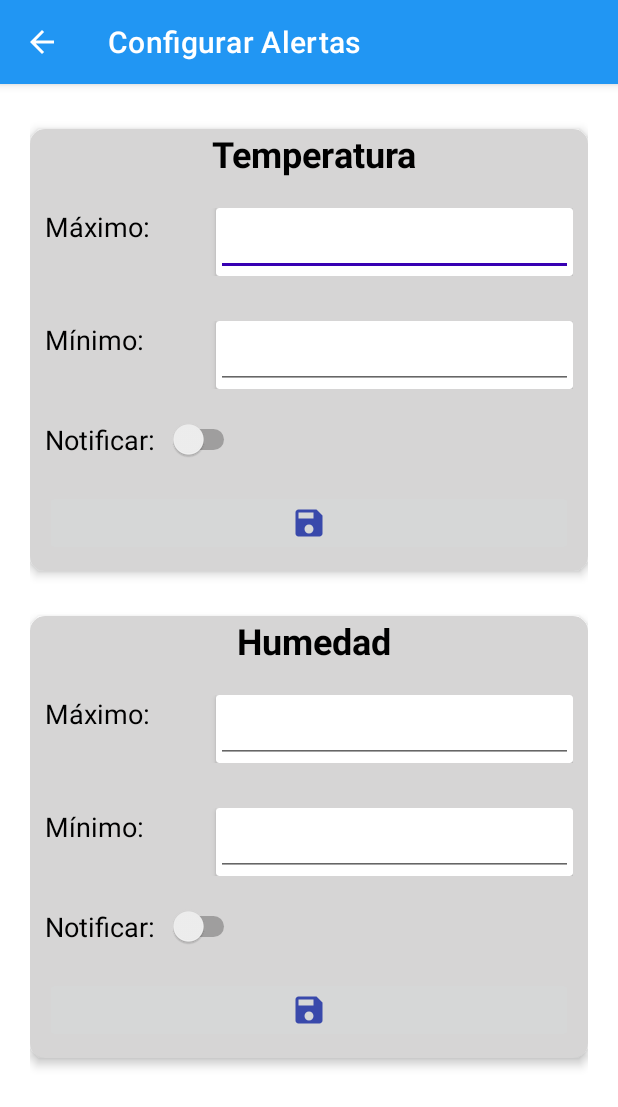
After one commit to GrupoE7/quickliate, an Android app: the AlertasActivity screen opened directly, with no data from a screen before it, on a phone screen of 412 x 824 dp. The commit adds this screen. Shown: the top 1107 px of the screen. Run offline under Robolectric (Android 15) with nearby library versions, the phone set to English and light mode, and no system bars.

Commit message:
actualizacion pantallas alarmas y ubicacion

```diff
--- a/app/build.gradle
+++ b/app/build.gradle
@@ -43,9 +43,11 @@ dependencies {
     implementation 'androidx.lifecycle:lifecycle-viewmodel-ktx:2.3.1'
     implementation 'com.google.firebase:firebase-database:20.0.2'
     implementation 'com.google.firebase:firebase-auth:21.0.1'
+    implementation 'com.google.android.gms:play-services-maps:18.0.0'
     testImplementation 'junit:junit:4.+'
     androidTestImplementation 'androidx.test.ext:junit:1.1.3'
     androidTestImplementation 'androidx.test.espresso:espresso-core:3.4.0'
     implementation 'com.android.support:recyclerview-v7:28.0.0'
     implementation 'com.google.firebase:firebase-firestore:17.1.4'
+    implementation 'com.google.android.gms:play-services-location:18.0.0'
 }
--- /dev/null
+++ b/app/src/main/java/com/example/quickliate/AlertasActivity.java
@@ -0,0 +1,82 @@
+package com.example.quickliate;
+
+import androidx.appcompat.app.AppCompatActivity;
+
+import android.content.Intent;
+import android.os.Bundle;
+import android.view.MenuItem;
+import android.view.View;
+import android.widget.EditText;
+import android.widget.Toast;
+
+public class AlertasActivity extends AppCompatActivity {
+
+    //Se crean las variables para enlazarlas
+    EditText etN1, etN2, etN3, etN4;
+
+    @Override
+    protected void onCreate(Bundle savedInstanceState) {
+        super.onCreate(savedInstanceState);
+        setContentView(R.layout.activity_alertas);
+        //Activar boton volver en la ActionBar
+        getSupportActionBar().setDisplayHomeAsUpEnabled(true);
+        etN1 = (EditText) findViewById(R.id.editTextNumber1);
+        etN2 = (EditText) findViewById(R.id.editTextNumber2);
+        etN3 = (EditText) findViewById(R.id.editTextNumber3);
+        etN4 = (EditText) findViewById(R.id.editTextNumber4);
+    }
+
+    //Finalizar la actividad al activar el boton volver
+    public void onBackPressed(){
+        //Llamar a la anterior actividad
+        Intent newIntent = new Intent(getApplicationContext(), Activity7.class);
+        //Lanzar la actividad
+        startActivity(newIntent);
+        finish();
+    }
+
+    //Metodo para averiguar que hizo el usuario, si oprimio el boton
+    public boolean onOptionsItemSelected(MenuItem menuItem){
+        //Cuando el usuario pulsa en el ActionBar, se genera un codigo
+        //Devuelve un numero que se guarda en id
+        int id = menuItem.getItemId();
+        //Comparar si los codigos estan asociados, para el caso con el boton retornar
+        if(id == android.R.id.home){
+            onBackPressed();
+            return true;
+        }
+        return super.onOptionsItemSelected(menuItem);
+    }
+
+    //Crear metodo Guardardatos1, el View para activarlo desde diseño
+    //Ir al onClick del boton para que cargue ese metodo
+    public void Guardardatos1(View view){
+        //1. Comparar que los textos tengan datos
+        String max1 = etN1.getText().toString();
+        String min1 = etN2.getText().toString();
+        //Si los datos tienen contenido
+        if(max1.equals("") || min1.equals("")) {
+            Toast.makeText(this, "Por favor ingrese valores para la variable temperatura", Toast.LENGTH_LONG).show();
+            //Foco vuelva al texto 1 de Temperatura máxima
+            etN1.requestFocus();
+        }
+        else{
+            Toast.makeText(this, "Datos guardados", Toast.LENGTH_LONG).show();
+        }
+    }
+
+    public void Guardardatos2(View view){
+        //1. Comparar que los textos tengan datos
+        String max2 = etN3.getText().toString();
+        String min2 = etN4.getText().toString();
+        //Si los datos tienen contenido
+        if(max2.equals("") || min2.equals("")) {
+            Toast.makeText(this, "Por favor ingrese valores para la variable humedad", Toast.LENGTH_LONG).show();
+            //Foco vuelva al texto 1 de Temperatura máxima
+            etN3.requestFocus();
+        }
+        else{
+            Toast.makeText(this, "Datos guardados", Toast.LENGTH_LONG).show();
+        }
+    }
+}
--- /dev/null
+++ b/app/src/main/res/drawable/ic_save.xml
@@ -0,0 +1,5 @@
+<vector android:height="24dp" android:tint="#3949AB"
+    android:viewportHeight="24" android:viewportWidth="24"
+    android:width="24dp" xmlns:android="http://schemas.android.com/apk/res/android">
+    <path android:fillColor="@android:color/white" android:pathData="M17,3L5,3c-1.11,0 -2,0.9 -2,2v14c0,1.1 0.89,2 2,2h14c1.1,0 2,-0.9 2,-2L21,7l-4,-4zM12,19c-1.66,0 -3,-1.34 -3,-3s1.34,-3 3,-3 3,1.34 3,3 -1.34,3 -3,3zM15,9L5,9L5,5h10v4z"/>
+</vector>
--- /dev/null
+++ b/app/src/main/res/layout/activity_alertas.xml
@@ -0,0 +1,252 @@
+<?xml version="1.0" encoding="utf-8"?>
+<LinearLayout xmlns:android="http://schemas.android.com/apk/res/android"
+    xmlns:app="http://schemas.android.com/apk/res-auto"
+    xmlns:tools="http://schemas.android.com/tools"
+    android:layout_width="match_parent"
+    android:layout_height="match_parent"
+    android:gravity="clip_vertical"
+    android:orientation="vertical"
+    android:padding="20dp"
+    tools:context=".AlertasActivity">
+
+    <androidx.cardview.widget.CardView
+        android:layout_width="match_parent"
+        android:layout_height="wrap_content"
+        android:layout_marginTop="10dp"
+        app:cardBackgroundColor="#D6D5D5"
+        app:cardCornerRadius="10dp"
+        app:cardElevation="4dp">
+
+        <LinearLayout
+            android:layout_width="match_parent"
+            android:layout_height="match_parent"
+            android:orientation="vertical">
+
+            <TextView
+                android:id="@+id/textView1"
+                android:layout_width="match_parent"
+                android:layout_height="match_parent"
+                android:text=" Temperatura"
+                android:textAlignment="center"
+                android:textColor="#000000"
+                android:textSize="24sp"
+                android:textStyle="bold" />
+
+            <LinearLayout
+                android:layout_width="match_parent"
+                android:layout_height="match_parent"
+                android:layout_marginTop="10dp"
+                android:orientation="horizontal"
+                android:padding="10dp">
+
+                <TextView
+                    android:id="@+id/textView2"
+                    android:layout_width="90dp"
+                    android:layout_height="wrap_content"
+                    android:layout_weight="1"
+                    android:text="Máximo:"
+                    android:textColor="#000000"
+                    android:textSize="18sp" />
+
+                <androidx.cardview.widget.CardView
+                    android:layout_width="wrap_content"
+                    android:layout_height="wrap_content"
+                    android:layout_weight="1">
+
+                    <EditText
+                        android:id="@+id/editTextNumber1"
+                        android:layout_width="match_parent"
+                        android:layout_height="wrap_content"
+                        android:ems="10"
+                        android:inputType="number" />
+                </androidx.cardview.widget.CardView>
+
+            </LinearLayout>
+
+            <LinearLayout
+                android:layout_width="match_parent"
+                android:layout_height="match_parent"
+                android:layout_marginTop="10dp"
+                android:orientation="horizontal"
+                android:padding="10dp">
+
+                <TextView
+                    android:id="@+id/textView3"
+                    android:layout_width="90dp"
+                    android:layout_height="wrap_content"
+                    android:layout_weight="1"
+                    android:text="Mínimo:"
+                    android:textColor="#000000"
+                    android:textSize="18sp" />
+
+                <androidx.cardview.widget.CardView
+                    android:layout_width="wrap_content"
+                    android:layout_height="wrap_content"
+                    android:layout_weight="1">
+
+                    <EditText
+                        android:id="@+id/editTextNumber2"
+                        android:layout_width="match_parent"
+                        android:layout_height="wrap_content"
+                        android:ems="10"
+                        android:inputType="number" />
+                </androidx.cardview.widget.CardView>
+
+            </LinearLayout>
+
+            <LinearLayout
+                android:layout_width="match_parent"
+                android:layout_height="match_parent"
+                android:orientation="vertical"
+                android:padding="10dp">
+
+                <Switch
+                    android:id="@+id/switch1"
+                    android:layout_width="130dp"
+                    android:layout_height="wrap_content"
+                    android:text="Notificar:"
+                    android:textColor="#000000"
+                    android:textSize="18sp" />
+            </LinearLayout>
+
+            <LinearLayout
+                android:layout_width="match_parent"
+                android:layout_height="match_parent"
+                android:orientation="vertical"
+                android:padding="10dp">
+
+                <ImageButton
+                    android:id="@+id/imageButton"
+                    android:layout_width="match_parent"
+                    android:layout_height="match_parent"
+                    android:onClick="Guardardatos1"
+                    android:scaleType="center"
+                    app:srcCompat="@drawable/ic_save" />
+
+            </LinearLayout>
+
+        </LinearLayout>
+
+    </androidx.cardview.widget.CardView>
+
+    <androidx.cardview.widget.CardView
+        android:layout_width="match_parent"
+        android:layout_height="wrap_content"
+        android:layout_marginTop="30dp"
+        app:cardBackgroundColor="#D6D5D5"
+        app:cardCornerRadius="10dp"
+        app:cardElevation="4dp">
+
+        <LinearLayout
+            android:layout_width="match_parent"
+            android:layout_height="match_parent"
+            android:orientation="vertical">
+
+            <TextView
+                android:id="@+id/textView5"
+                android:layout_width="match_parent"
+                android:layout_height="match_parent"
+                android:text=" Humedad"
+                android:textAlignment="center"
+                android:textColor="#000000"
+                android:textSize="24sp"
+                android:textStyle="bold" />
+
+            <LinearLayout
+                android:layout_width="match_parent"
+                android:layout_height="match_parent"
+                android:layout_marginTop="10dp"
+                android:orientation="horizontal"
+                android:padding="10dp">
+
+                <TextView
+                    android:id="@+id/textView6"
+                    android:layout_width="90dp"
+                    android:layout_height="wrap_content"
+                    android:layout_weight="1"
+                    android:text="Máximo:"
+                    android:textColor="#000000"
+                    android:textSize="18sp" />
+
+                <androidx.cardview.widget.CardView
+                    android:layout_width="wrap_content"
+                    android:layout_height="wrap_content"
+                    android:layout_weight="1">
+
+                    <EditText
+                        android:id="@+id/editTextNumber3"
+                        android:layout_width="match_parent"
+                        android:layout_height="wrap_content"
+                        android:ems="10"
+                        android:inputType="number" />
+                </androidx.cardview.widget.CardView>
+
+            </LinearLayout>
+
+            <LinearLayout
+                android:layout_width="match_parent"
+                android:layout_height="match_parent"
+                android:layout_marginTop="10dp"
+                android:layout_weight="1"
+                android:orientation="horizontal"
+                android:padding="10dp">
+
+                <TextView
+                    android:id="@+id/textView11"
+                    android:layout_width="90dp"
+                    android:layout_height="wrap_content"
+                    android:layout_weight="1"
+                    android:text="Mínimo:"
+                    android:textColor="#000000"
+                    android:textSize="18sp" />
+
+                <androidx.cardview.widget.CardView
+                    android:layout_width="wrap_content"
+                    android:layout_height="wrap_content"
+                    android:layout_weight="1">
+
+                    <EditText
+                        android:id="@+id/editTextNumber4"
+                        android:layout_width="match_parent"
+                        android:layout_height="wrap_content"
+                        android:ems="10"
+                        android:inputType="number" />
+                </androidx.cardview.widget.CardView>
+
+            </LinearLayout>
+
+            <LinearLayout
+                android:layout_width="match_parent"
+                android:layout_height="match_parent"
+                android:orientation="vertical"
+                android:padding="10dp">
+
+                <Switch
+                    android:id="@+id/switch2"
+                    android:layout_width="130dp"
+                    android:layout_height="wrap_content"
+                    android:text="Notificar:"
+                    android:textColor="#000000"
+                    android:textSize="18sp" />
+            </LinearLayout>
+
+            <LinearLayout
+                android:layout_width="match_parent"
+                android:layout_height="match_parent"
+                android:orientation="vertical"
+                android:padding="10dp">
+
+                <ImageButton
+                    android:id="@+id/imageButton3"
+                    android:layout_width="match_parent"
+                    android:layout_height="match_parent"
+                    android:onClick="Guardardatos2"
+                    android:scaleType="center"
+                    app:srcCompat="@drawable/ic_save" />
+            </LinearLayout>
+
+        </LinearLayout>
+
+    </androidx.cardview.widget.CardView>
+
+</LinearLayout>
```
Also changed, not shown: app/src/main/AndroidManifest.xml (+12 -20 lines), app/src/main/java/com/example/quickliate/Activity12.java (renamed from app/src/main/java/com/example/quickliate/p_12.java, +16 -8 lines), app/src/main/java/com/example/quickliate/Activity13.java (+31 -2 lines), app/src/main/java/com/example/quickliate/Activity7.java (+32 -2 lines), app/src/main/java/com/example/quickliate/LoginActivity.java (+31 -1 lines), app/src/main/res/layout/activity_12.xml (added, +150 -0 lines), app/src/main/res/layout/activity_p12.xml (deleted, +0 -34 lines), app/src/main/res/layout/activity_recuperar.xml (+1 -12 lines), app/src/main/res/layout/content_p12.xml (deleted, +0 -19 lines), app/src/main/res/values/strings.xml (+9 -0 lines).
